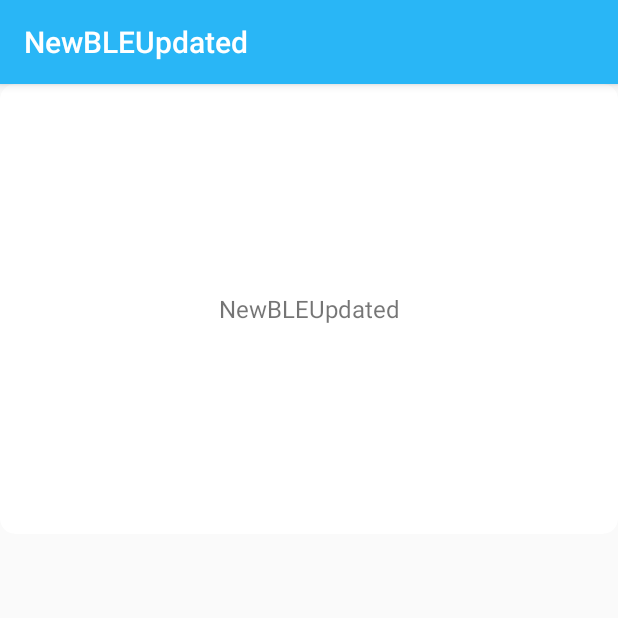
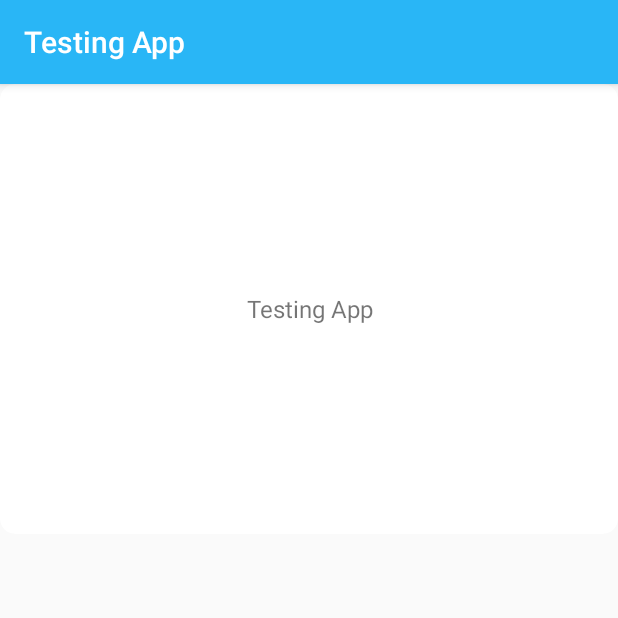
Before and after one commit to sidhu033/Test_BLE_App, an Android app: the fragment SummaryFragment shown on its own in the app's theme, on a phone screen of 412 x 824 dp, the top half of it. Run offline under Robolectric (Android 15) with nearby library versions, the phone set to English and light mode, and no system bars; 7 statements that could not run were skipped.

Commit message:
testingapp

```diff
--- a/app/src/main/res/values/strings.xml
+++ b/app/src/main/res/values/strings.xml
@@ -1,5 +1,5 @@
 <resources>
-    <string name="aap_name">NewBLEUpdated</string>
+    <string name="aap_name">Testing App</string>
 
     <string name="hello_blank_fragment">Hello blank fragment</string>
     <string name="home">Home</string>
```
